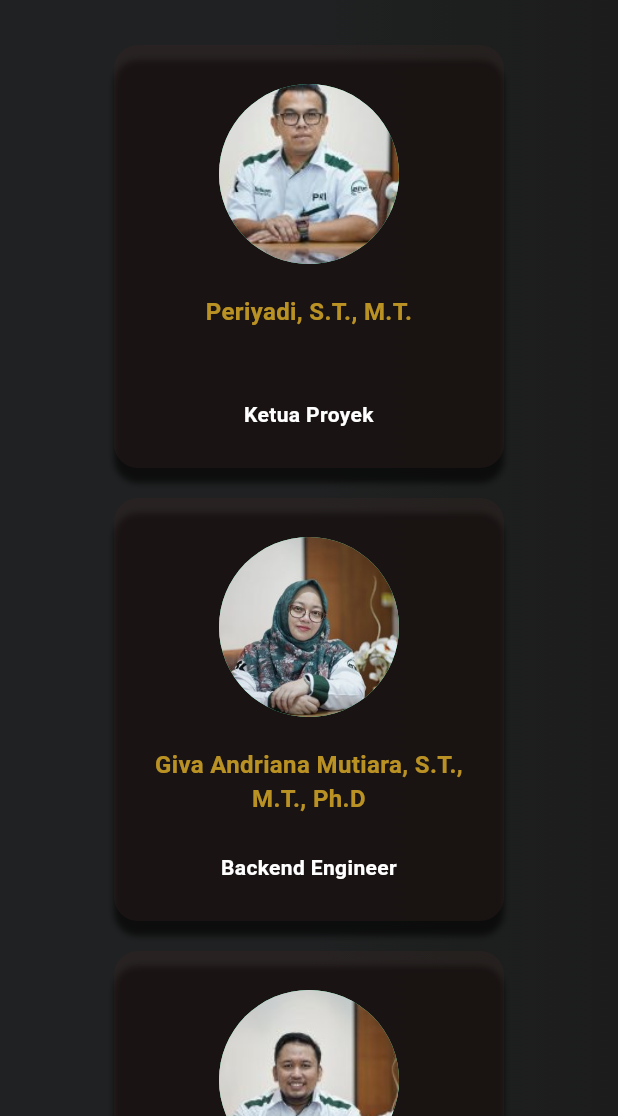
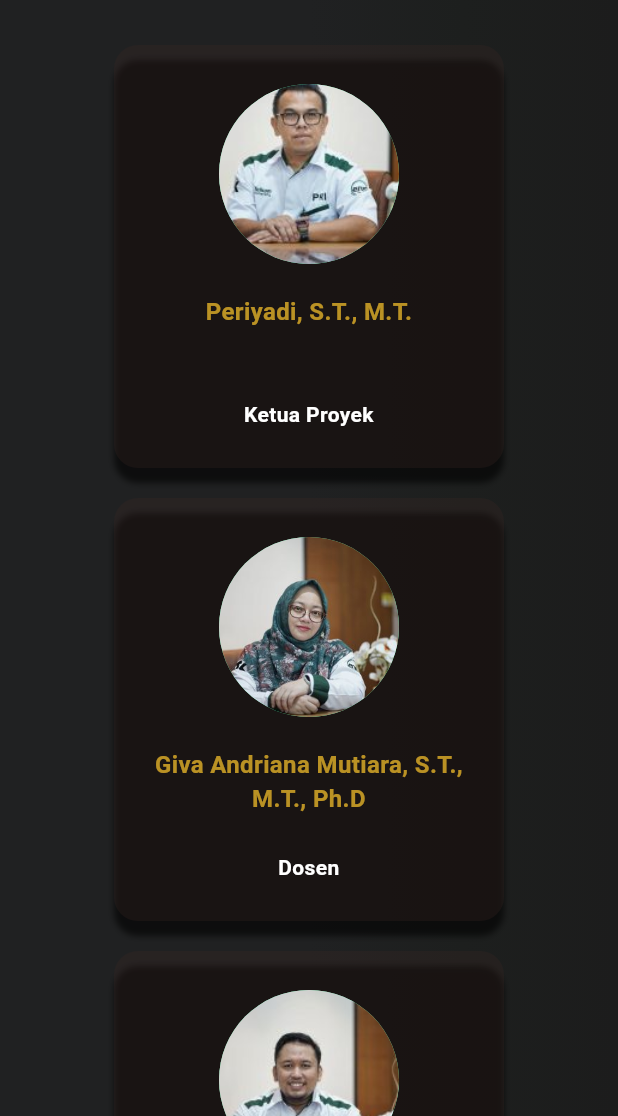
Before and after one commit to ilahammu/smart-vest-airsoft, a Flutter app: the AboutView screen opened by its route, on a phone screen of 412 x 824 dp, the part 120-1236 px from its top. Run offline on Flutter 3.47's test engine with Material 3 defaults, Android fonts, the phone set to English and light mode, and no system bars; our stand-ins replace animate_do, data_table_2, fl_chart, get, get_storage, google_fonts and 1 more; missing offline and left inert: rounded_expansion_tile; accounts and stored records are empty; network calls fail.

Commit message:
clean code

```diff
--- a/lib/app/Custom_Component/Card/Custom_CardAdd.dart
+++ b/lib/app/Custom_Component/Card/Custom_CardAdd.dart
@@ -33,8 +33,8 @@ class CustomCardAdd extends StatelessWidget {
           decoration: BoxDecoration(
             gradient: LinearGradient(
               colors: [
-                Color.fromARGB(255, 31, 88, 87),
-                Color.fromARGB(255, 72, 163, 160),
+                Color.fromARGB(255, 130, 144, 144),
+                Color.fromARGB(255, 80, 87, 87),
               ],
               begin: Alignment.topRight,
               end: Alignment.bottomLeft,
--- a/lib/app/Custom_Component/Card/Custom_Card_text.dart
+++ b/lib/app/Custom_Component/Card/Custom_Card_text.dart
@@ -27,7 +27,7 @@ class CustomTextCard extends StatelessWidget {
         borderRadius: BorderRadius.circular(10),
         boxShadow: [
           BoxShadow(
-            color: const Color.fromARGB(255, 15, 84, 80),
+            color: const Color.fromARGB(255, 78, 84, 84),
             spreadRadius: 5,
             blurRadius: 0,
             offset: Offset(0, 3),
--- a/lib/app/Custom_Component/List/Custom_ListTile.dart
+++ b/lib/app/Custom_Component/List/Custom_ListTile.dart
@@ -55,7 +55,7 @@ class _CustomListTileState extends State<CustomListTile> {
                 color: widget.isSelected ?? false
                     ? const Color.fromARGB(255, 213, 255, 63)
                     : const Color.fromARGB(255, 0, 0, 0),
-                fontSize: 15,
+                fontSize: 14,
                 fontWeight: FontWeight.bold,
               ),
             ),
--- a/lib/app/Custom_Component/Table/Custom_Tabel-info-Team.dart
+++ b/lib/app/Custom_Component/Table/Custom_Tabel-info-Team.dart
@@ -90,8 +90,8 @@ class CustomDatatabelperson extends StatelessWidget {
             border: Border.all(color: Colors.black38),
             gradient: LinearGradient(
               colors: [
-                Color.fromARGB(255, 31, 88, 87),
-                Color.fromARGB(255, 72, 163, 160),
+                Color.fromARGB(255, 130, 144, 144),
+                Color.fromARGB(255, 80, 87, 87),
               ],
               begin: Alignment.topLeft,
               end: Alignment.bottomRight,
--- a/lib/app/modules/Function System/Drawer Monitoring/Drawer.dart
+++ b/lib/app/modules/Function System/Drawer Monitoring/Drawer.dart
@@ -29,7 +29,7 @@ class MainDrawer extends GetView<MonitoringController> {
                   ),
                   children: <Widget>[
                     CustomListTile(
-                      title: ' Monitoring System',
+                      title: 'Monitoring System',
                       iconLeading: Icons.monitor_heart,
                       isSelected: controller.selectedIndex.value == 1,
                       onClick: () {
@@ -37,7 +37,7 @@ class MainDrawer extends GetView<MonitoringController> {
                       },
                     ),
                     CustomListTile(
-                      title: ' Gameplay',
+                      title: 'Gameplay',
                       iconLeading: Icons.gamepad_outlined,
                       isSelected: controller.selectedIndex.value == 2,
                       onClick: () {
@@ -45,7 +45,7 @@ class MainDrawer extends GetView<MonitoringController> {
                       },
                     ),
                     CustomListTile(
-                      title: ' Add Player',
+                      title: 'Add Player',
                       iconLeading: Icons.person_add_alt_1,
                       isSelected: controller.selectedIndex.value == 3,
                       onClick: () {
--- a/lib/app/modules/Main Overview/Views/About_Views.dart
+++ b/lib/app/modules/Main Overview/Views/About_Views.dart
@@ -14,11 +14,11 @@ class AboutView extends StatelessWidget {
     {
       'foto': 'assets/images/Anggota/GVA.jpeg',
       'name': 'Giva Andriana Mutiara, S.T., M.T., Ph.D ',
-      'role': 'Backend Engineer'
+      'role': 'Dosen'
     },
     {
       'foto': 'assets/images/Anggota/RQY.jpeg',
-      'name': 'Muhammad Rizqy Alfarisi, S.ST, M.T.',
+      'name': 'Muhammad Rizqy Alfarisi, S.ST, M.T.',
       'role': 'Dosen'
     },
     {
@@ -27,17 +27,17 @@ class AboutView extends StatelessWidget {
       'role': 'PIC Smart Vest'
     },
     {
-      'foto': 'assets/images/Anggota/raka.jpg',
+      'foto': 'assets/images/Anggota/raka2.jpg',
       'name': 'Raka Duta Adhira',
       'role': 'Anggota Smart Vest'
     },
     {
-      'foto': 'assets/images/Anggota/ganteng.jpg',
+      'foto': 'assets/images/Anggota/Ilham2.jpg',
       'name': 'Ilham Muhijri Yosefin',
       'role': 'Anggota Smart Vest'
     },
     {
-      'foto': 'assets/images/Anggota/faris.jpg',
+      'foto': 'assets/images/Anggota/faris2.jpg',
       'name': 'Faris Aziz Fatahillah',
       'role': 'Anggota Smart Vest'
     },
--- a/lib/app/modules/Main Overview/Views/Information_view.dart
+++ b/lib/app/modules/Main Overview/Views/Information_view.dart
@@ -222,7 +222,7 @@ class InformationView extends StatelessWidget {
                               _build_Komponen("Tampilan Website",
                                   "assets/images/Information/web.png", context),
                               const SizedBox(width: 20),
-                              _build_Komponen("Komponen 5",
+                              _build_Komponen("RESTful API",
                                   "assets/images/Information/api.png", context),
                             ],
                           ),
@@ -249,7 +249,7 @@ class InformationView extends StatelessWidget {
                               "assets/images/Information/wifi.png", context),
                           _build_Komponen("Tampilan Website",
                               "assets/images/Information/web.png", context),
-                          _build_Komponen("Komponen 5",
+                          _build_Komponen("RESTful API",
                               "assets/images/Information/api.png", context),
                         ],
                       ),
--- a/pubspec.yaml
+++ b/pubspec.yaml
@@ -47,9 +47,9 @@ flutter:
     - assets/images/Information/api.png
 
     # Anggtoa Riset
-    - assets/images/Anggota/raka.jpg
-    - assets/images/Anggota/faris.jpg
-    - assets/images/Anggota/ganteng.jpg
+    - assets/images/Anggota/raka2.jpg
+    - assets/images/Anggota/faris2.jpg
+    - assets/images/Anggota/Ilham2.jpg
     - assets/images/Anggota/bowo.jpeg
     - assets/images/Anggota/GVA.jpeg
     - assets/images/Anggota/RQY.jpeg
```
Also changed, not shown: lib/app/modules/Function System/Drawer Monitoring/Monitoring_View.dart (+15 -0 lines), assets/images/Anggota/Ilham2.jpg (added), assets/images/Anggota/faris.jpg (deleted), assets/images/Anggota/faris2.jpg (added), assets/images/Anggota/ganteng.jpg (deleted), assets/images/Anggota/raka.jpg (deleted), assets/images/Anggota/raka2.jpg (added).
